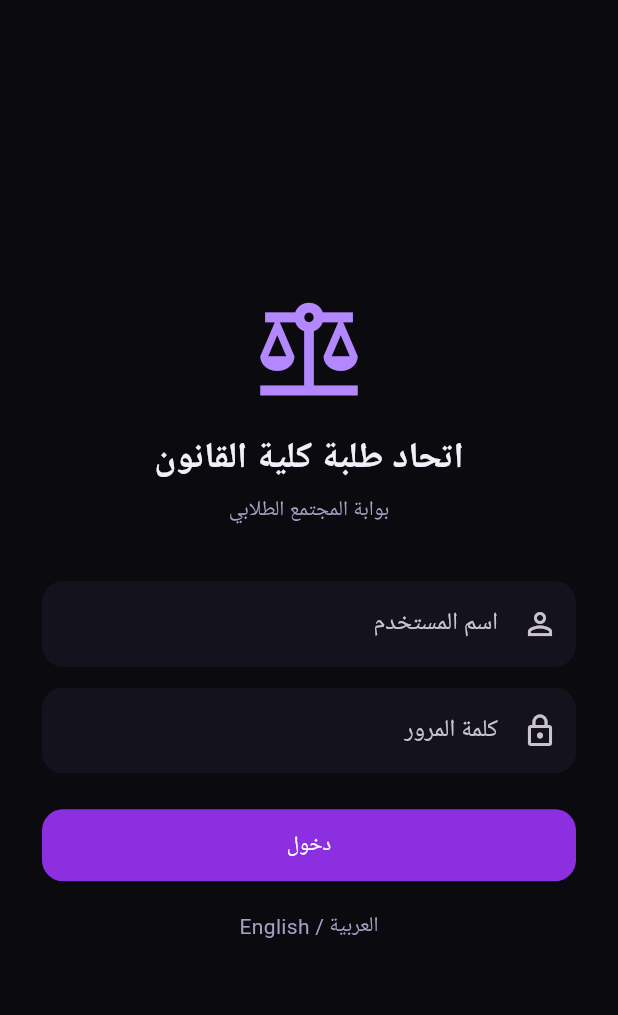
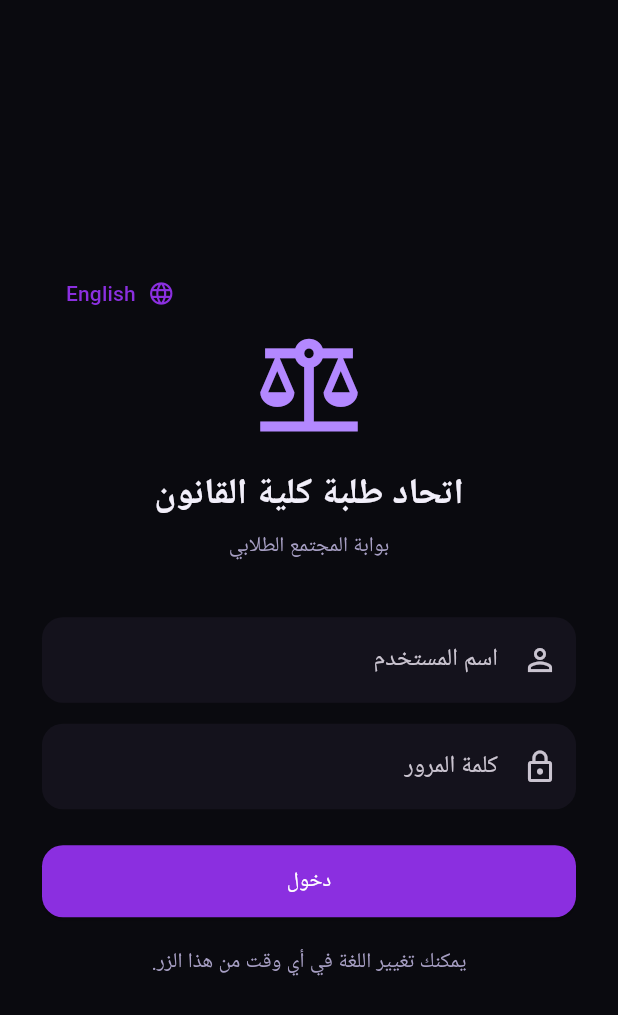
Before and after one commit to ftwir/law-faculty-student-union, a Flutter app: the screen it shows after launch, on a phone screen of 412 x 824 dp. Shown: the top 1015 px of the screen. Run offline on Flutter 3.47's test engine with Material 3 defaults, Android fonts, the light colour scheme and no system bars; our stand-ins replace google_fonts, shared_preferences; Roboto replaces fonts that are missing (Cairo).

Commit message:
Add language switcher and route login into community shell

```diff
--- a/client_app/lib/screens/login_screen.dart
+++ b/client_app/lib/screens/login_screen.dart
@@ -1,125 +1,59 @@
 import 'package:flutter/material.dart';
 
 import '../api/api_client.dart';
+import '../main.dart';
 import '../theme.dart';
-import 'hub_list_screen.dart';
-
+import 'community_home_screen.dart';
 
 class LoginScreen extends StatefulWidget {
-  const LoginScreen({
-    super.key,
-  });
-
-
+  const LoginScreen({super.key});
   @override
-  State<LoginScreen> createState() =>
-      _LoginScreenState();
+  State<LoginScreen> createState() => _LoginScreenState();
 }
 
-
-class _LoginScreenState
-    extends State<LoginScreen> {
-
+class _LoginScreenState extends State<LoginScreen> {
   final ApiClient _api = ApiClient();
-
-  final TextEditingController _usernameCtrl =
-      TextEditingController();
-
-  final TextEditingController _passwordCtrl =
-      TextEditingController();
-
-
+  final TextEditingController _usernameCtrl = TextEditingController();
+  final TextEditingController _passwordCtrl = TextEditingController();
   bool _loading = false;
-
   String? _error;
 
+  bool get _isArabic => Localizations.localeOf(context).languageCode == 'ar';
+  String _text(String ar, String en) => _isArabic ? ar : en;
 
-  bool get _isArabic =>
-      Localizations.localeOf(context).languageCode ==
-      'ar';
-
-
-  String _text(
-    String ar,
-    String en,
-  ) {
-    return _isArabic ? ar : en;
+  Future<void> _changeLanguage() async {
+    await setAppLocale(Locale(_isArabic ? 'en' : 'ar'));
+    if (mounted) setState(() {});
   }
 
-
   Future<void> _submit() async {
-    final username =
-        _usernameCtrl.text.trim();
-
-    final password =
-        _passwordCtrl.text;
-
-
+    final username = _usernameCtrl.text.trim();
+    final password = _passwordCtrl.text;
     if (username.isEmpty || password.isEmpty) {
-      setState(() {
-        _error = _text(
-          'أدخل اسم المستخدم وكلمة المرور.',
-          'Enter your username and password.',
-        );
-      });
-
+      setState(() => _error = _text('أدخل اسم المستخدم وكلمة المرور.', 'Enter your username and password.'));
       return;
     }
-
-
-    setState(() {
-      _loading = true;
-      _error = null;
-    });
-
-
+    setState(() { _loading = true; _error = null; });
     try {
-      await _api.login(
-        username,
-        password,
-      );
-
-      if (!mounted) {
-        return;
-      }
-
+      await _api.login(username, password);
+      if (!mounted) return;
       Navigator.of(context).pushReplacement(
-        MaterialPageRoute(
-          builder: (_) =>
-              const HubListScreen(),
-        ),
+        MaterialPageRoute(builder: (_) => const CommunityHomeScreen()),
       );
     } catch (error) {
-      if (!mounted) {
-        return;
-      }
-
-      setState(() {
-        _error = error
-            .toString()
-            .replaceFirst(
-              'ApiException: ',
-              '',
-            );
-      });
+      if (!mounted) return;
+      setState(() => _error = error.toString().replaceFirst('ApiException: ', ''));
     } finally {
-      if (mounted) {
-        setState(() {
-          _loading = false;
-        });
-      }
+      if (mounted) setState(() => _loading = false);
     }
   }
-
 
   @override
   void dispose() {
     _usernameCtrl.dispose();
     _passwordCtrl.dispose();
-
     super.dispose();
   }
-
 
   @override
   Widget build(BuildContext context) {
@@ -127,198 +61,80 @@ class _LoginScreenState
       body: SafeArea(
         child: Center(
           child: SingleChildScrollView(
-            padding: const EdgeInsets.symmetric(
-              horizontal: 28,
-              vertical: 32,
-            ),
-
+            padding: const EdgeInsets.symmetric(horizontal: 28, vertical: 32),
             child: ConstrainedBox(
-              constraints: const BoxConstraints(
-                maxWidth: 460,
-              ),
-
+              constraints: const BoxConstraints(maxWidth: 460),
               child: Column(
                 mainAxisSize: MainAxisSize.min,
-
                 children: [
-                  const Icon(
-                    Icons.balance,
-                    size: 78,
-                    color: AppColors.neonViolet,
-                  ),
-
-                  const SizedBox(height: 16),
-
-                  Text(
-                    _text(
-                      'اتحاد طلبة كلية القانون',
-                      'Law Faculty Student Union',
-                    ),
-
-                    textAlign: TextAlign.center,
-
-                    style: Theme.of(context)
-                        .textTheme
-                        .headlineSmall
-                        ?.copyWith(
-                          fontWeight: FontWeight.bold,
-                        ),
-                  ),
-
-                  const SizedBox(height: 8),
-
-                  Text(
-                    _text(
-                      'بوابة المجتمع الطلابي',
-                      'Student community portal',
-                    ),
-
-                    textAlign: TextAlign.center,
-
-                    style: const TextStyle(
-                      color:
-                          AppColors.textSecondary,
+                  Align(
+                    alignment: AlignmentDirectional.centerEnd,
+                    child: TextButton.icon(
+                      onPressed: _loading ? null : _changeLanguage,
+                      icon: const Icon(Icons.language),
+                      label: Text(_isArabic ? 'English' : 'العربية'),
                     ),
                   ),
-
+                  const Icon(Icons.balance, size: 78, color: AppColors.neonViolet),
+                  const SizedBox(height: 16),
+                  Text(
+                    _text('اتحاد طلبة كلية القانون', 'Law Faculty Student Union'),
+                    textAlign: TextAlign.center,
+                    style: Theme.of(context).textTheme.headlineSmall?.copyWith(fontWeight: FontWeight.bold),
+                  ),
+                  const SizedBox(height: 8),
+                  Text(
+                    _text('بوابة المجتمع الطلابي', 'Student community portal'),
+                    textAlign: TextAlign.center,
+                    style: const TextStyle(color: AppColors.textSecondary),
+                  ),
                   const SizedBox(height: 36),
-
                   TextField(
-                    controller:
-                        _usernameCtrl,
-
-                    textInputAction:
-                        TextInputAction.next,
-
+                    controller: _usernameCtrl,
+                    textInputAction: TextInputAction.next,
                     autocorrect: false,
-
-                    decoration:
-                        InputDecoration(
-                      hintText: _text(
-                        'اسم المستخدم',
-                        'Username',
-                      ),
-
-                      prefixIcon:
-                          const Icon(
-                        Icons.person_outline,
-                      ),
+                    decoration: InputDecoration(
+                      hintText: _text('اسم المستخدم', 'Username'),
+                      prefixIcon: const Icon(Icons.person_outline),
                     ),
                   ),
-
                   const SizedBox(height: 14),
-
                   TextField(
-                    controller:
-                        _passwordCtrl,
-
+                    controller: _passwordCtrl,
                     obscureText: true,
-
-                    onSubmitted: (_) =>
-                        _loading
-                            ? null
-                            : _submit(),
-
-                    decoration:
-                        InputDecoration(
-                      hintText: _text(
-                        'كلمة المرور',
-                        'Password',
-                      ),
-
-                      prefixIcon:
-                          const Icon(
-                        Icons.lock_outline,
-                      ),
+                    onSubmitted: (_) => _loading ? null : _submit(),
+                    decoration: InputDecoration(
+                      hintText: _text('كلمة المرور', 'Password'),
+                      prefixIcon: const Icon(Icons.lock_outline),
                     ),
                   ),
-
                   if (_error != null) ...[
                     const SizedBox(height: 14),
-
                     Container(
-                      width:
-                          double.infinity,
-
-                      padding:
-                          const EdgeInsets.all(
-                        12,
+                      width: double.infinity,
+                      padding: const EdgeInsets.all(12),
+                      decoration: BoxDecoration(
+                        color: Colors.red.withValues(alpha: 0.10),
+                        borderRadius: BorderRadius.circular(12),
                       ),
-
-                      decoration:
-                          BoxDecoration(
-                        color: Colors.red.withValues(
-  alpha: 0.10,
-),
-
-                        borderRadius:
-                            BorderRadius.circular(
-                          12,
-                        ),
-                      ),
-
-                      child: Text(
-                        _error!,
-
-                        textAlign:
-                            TextAlign.center,
-
-                        style:
-                            const TextStyle(
-                          color:
-                              Colors.redAccent,
-                        ),
-                      ),
+                      child: Text(_error!, textAlign: TextAlign.center, style: const TextStyle(color: Colors.redAccent)),
                     ),
                   ],
-
                   const SizedBox(height: 24),
-
                   SizedBox(
-                    width:
-                        double.infinity,
-
-                    child:
-                        ElevatedButton(
-                      onPressed:
-                          _loading
-                              ? null
-                              : _submit,
-
+                    width: double.infinity,
+                    child: ElevatedButton(
+                      onPressed: _loading ? null : _submit,
                       child: _loading
-                          ? const SizedBox(
-                              width: 20,
-                              height: 20,
-
-                              child:
-                                  CircularProgressIndicator(
-                                strokeWidth: 2,
-                                color:
-                                    Colors.white,
-                              ),
-                            )
-                          : Text(
-                              _text(
-                                'دخول',
-                                'Sign in',
-                              ),
-                            ),
+                          ? const SizedBox(width: 20, height: 20, child: CircularProgressIndicator(strokeWidth: 2, color: Colors.white))
+                          : Text(_text('دخول', 'Sign in')),
                     ),
                   ),
-
                   const SizedBox(height: 20),
-
                   Text(
-                    _text(
-                      'العربية / English',
-                      'العربية / English',
-                    ),
-
-                    style:
-                        const TextStyle(
-                      color:
-                          AppColors.textSecondary,
-                    ),
+                    _text('يمكنك تغيير اللغة في أي وقت من هذا الزر.', 'You can change the language at any time.'),
+                    textAlign: TextAlign.center,
+                    style: const TextStyle(color: AppColors.textSecondary),
                   ),
                 ],
               ),
```
